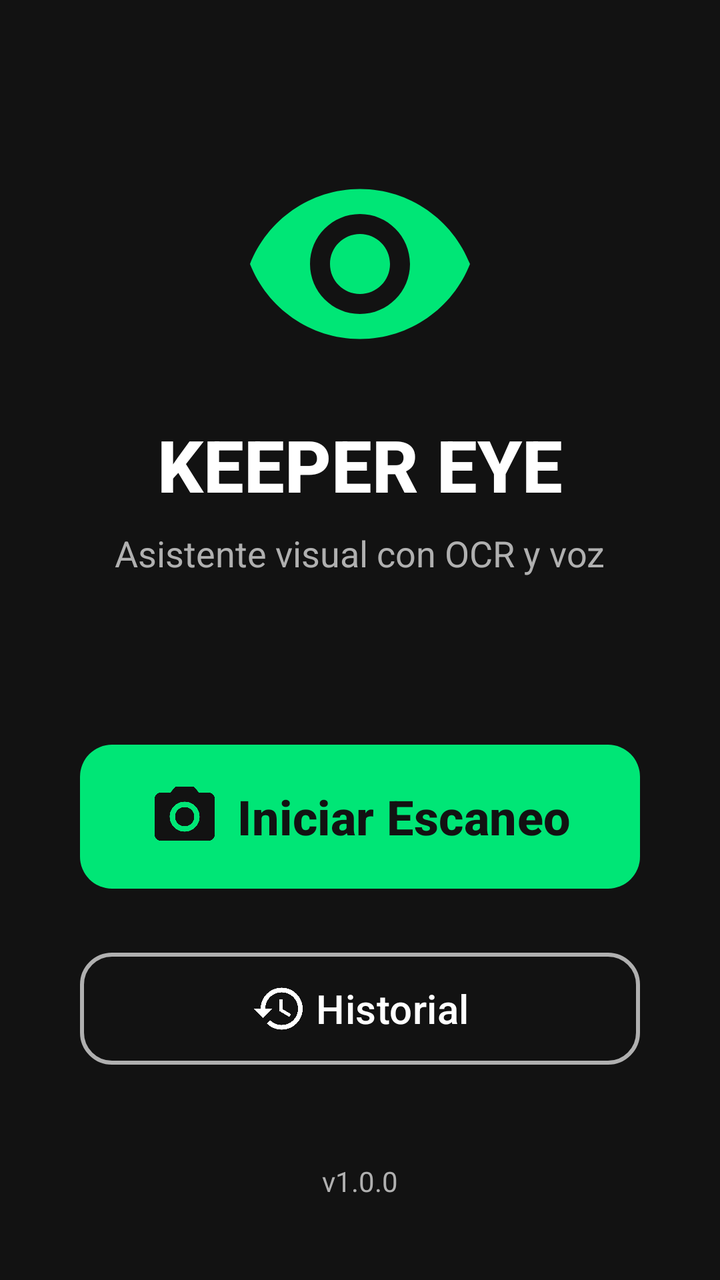
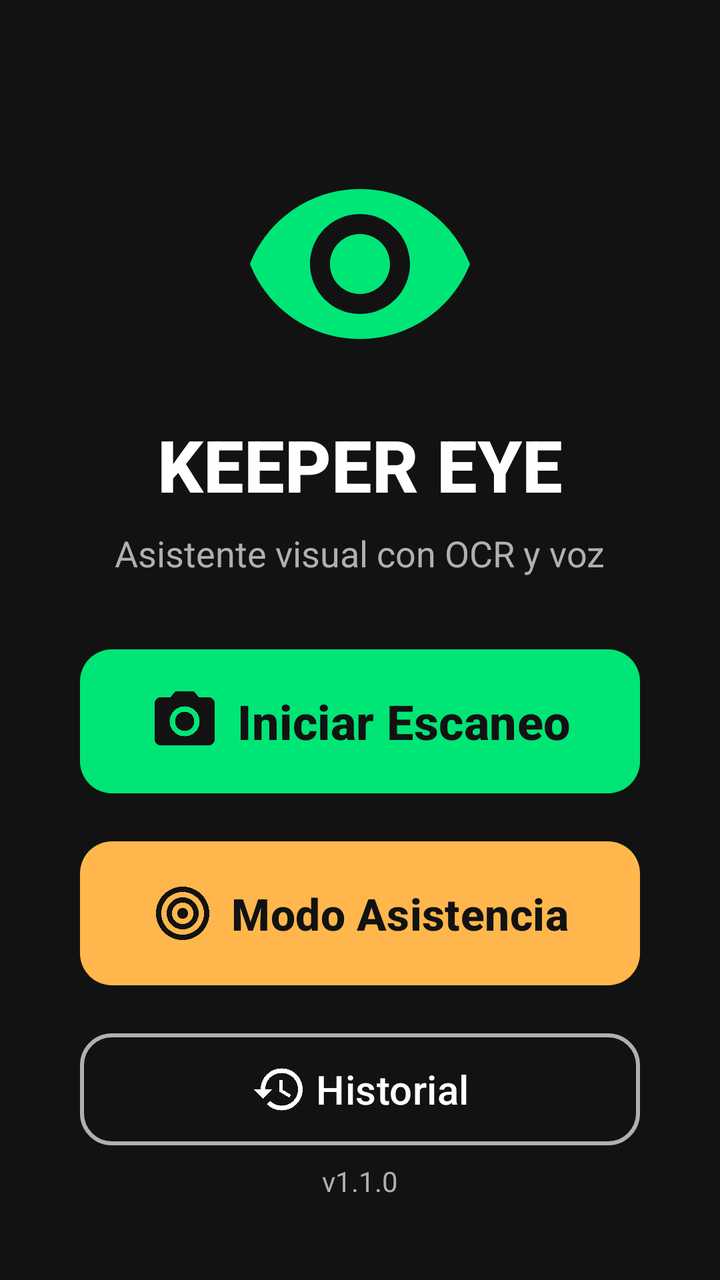

An Android layout rendered at two revisions. The XML below is the earlier revision; the diff shows what the commit changed to produce the second picture.
<!-- AndroidManifest.xml: application theme Theme.KeeperEye -->
<!-- res/layout/activity_main.xml -->
<?xml version="1.0" encoding="utf-8"?>
<androidx.constraintlayout.widget.ConstraintLayout xmlns:android="http://schemas.android.com/apk/res/android"
    xmlns:app="http://schemas.android.com/apk/res-auto"
    xmlns:tools="http://schemas.android.com/tools"
    android:layout_width="match_parent"
    android:layout_height="match_parent"
    android:background="@color/background_dark"
    android:padding="24dp"
    tools:context=".MainActivity">

    <ImageView
        android:id="@+id/ivLogo"
        android:layout_width="120dp"
        android:layout_height="120dp"
        android:layout_marginTop="48dp"
        android:contentDescription="@string/app_logo_description"
        android:src="@drawable/ic_eye"
        app:layout_constraintEnd_toEndOf="parent"
        app:layout_constraintStart_toStartOf="parent"
        app:layout_constraintTop_toTopOf="parent"
        app:tint="@color/accent_green" />

    <TextView
        android:id="@+id/tvTitle"
        android:layout_width="wrap_content"
        android:layout_height="wrap_content"
        android:layout_marginTop="16dp"
        android:text="@string/app_name"
        android:textColor="@color/text_primary"
        android:textSize="36sp"
        android:textStyle="bold"
        android:fontFamily="sans-serif-medium"
        app:layout_constraintEnd_toEndOf="parent"
        app:layout_constraintStart_toStartOf="parent"
        app:layout_constraintTop_toBottomOf="@id/ivLogo" />

    <TextView
        android:id="@+id/tvSubtitle"
        android:layout_width="wrap_content"
        android:layout_height="wrap_content"
        android:layout_marginTop="8dp"
        android:text="@string/app_subtitle"
        android:textColor="@color/text_secondary"
        android:textSize="18sp"
        android:textAlignment="center"
        app:layout_constraintEnd_toEndOf="parent"
        app:layout_constraintStart_toStartOf="parent"
        app:layout_constraintTop_toBottomOf="@id/tvTitle" />

    <com.google.android.material.button.MaterialButton
        android:id="@+id/btnStartScan"
        android:layout_width="0dp"
        android:layout_height="80dp"
        android:layout_marginHorizontal="16dp"
        android:text="@string/start_scan"
        android:textColor="@color/background_dark"
        android:textSize="24sp"
        android:textStyle="bold"
        android:fontFamily="sans-serif-medium"
        app:backgroundTint="@color/accent_green"
        app:cornerRadius="16dp"
        app:icon="@drawable/ic_camera"
        app:iconGravity="textStart"
        app:iconSize="36dp"
        app:iconTint="@color/background_dark"
        app:layout_constraintBottom_toTopOf="@id/btnHistory"
        app:layout_constraintEnd_toEndOf="parent"
        app:layout_constraintStart_toStartOf="parent"
        app:layout_constraintTop_toBottomOf="@id/tvSubtitle"
        app:layout_constraintVertical_chainStyle="packed"
        app:layout_constraintVertical_bias="0.5" />

    <com.google.android.material.button.MaterialButton
        android:id="@+id/btnHistory"
        style="@style/Widget.Material3.Button.OutlinedButton"
        android:layout_width="0dp"
        android:layout_height="64dp"
        android:layout_marginHorizontal="16dp"
        android:layout_marginTop="24dp"
        android:text="@string/history"
        android:textColor="@color/text_primary"
        android:textSize="20sp"
        app:cornerRadius="16dp"
        app:icon="@drawable/ic_history"
        app:iconGravity="textStart"
        app:iconSize="28dp"
        app:iconTint="@color/text_primary"
        app:strokeColor="@color/text_secondary"
        app:strokeWidth="2dp"
        app:layout_constraintBottom_toBottomOf="parent"
        app:layout_constraintEnd_toEndOf="parent"
        app:layout_constraintStart_toStartOf="parent"
        app:layout_constraintTop_toBottomOf="@id/btnStartScan"
        app:layout_constraintVertical_bias="0.3" />

    <TextView
        android:id="@+id/tvVersion"
        android:layout_width="wrap_content"
        android:layout_height="wrap_content"
        android:layout_marginBottom="16dp"
        android:text="@string/version"
        android:textColor="@color/text_secondary"
        android:textSize="14sp"
        app:layout_constraintBottom_toBottomOf="parent"
        app:layout_constraintEnd_toEndOf="parent"
        app:layout_constraintStart_toStartOf="parent" />

</androidx.constraintlayout.widget.ConstraintLayout>
<!-- resources referenced by this layout -->
<resources>
  <color name="accent_green">#FF00E676</color>
  <color name="background_dark">#FF121212</color>
  <color name="text_primary">#FFFFFFFF</color>
  <color name="text_secondary">#FFB0B0B0</color>
  <!-- drawable ic_camera (drawable) -->
  <?xml version="1.0" encoding="utf-8"?>
  <vector xmlns:android="http://schemas.android.com/apk/res/android"
      android:width="24dp"
      android:height="24dp"
      android:viewportWidth="24"
      android:viewportHeight="24">
      <path
          android:fillColor="#FFFFFFFF"
          android:pathData="M12,15.2a3.2,3.2 0,1 0,0 -6.4,3.2 3.2,0 0,0 0,6.4zM9,2L7.17,4H4c-1.1,0 -2,0.9 -2,2v12c0,1.1 0.9,2 2,2h16c1.1,0 2,-0.9 2,-2V6c0,-1.1 -0.9,-2 -2,-2h-3.17L15,2H9zm3,15c-2.76,0 -5,-2.24 -5,-5s2.24,-5 5,-5 5,2.24 5,5 -2.24,5 -5,5z" />
  </vector>
  <!-- drawable ic_eye (drawable) -->
  <?xml version="1.0" encoding="utf-8"?>
  <vector xmlns:android="http://schemas.android.com/apk/res/android"
      android:width="24dp"
      android:height="24dp"
      android:viewportWidth="24"
      android:viewportHeight="24">
      <path
          android:fillColor="#FFFFFFFF"
          android:pathData="M12,4.5C7,4.5 2.73,7.61 1,12c1.73,4.39 6,7.5 11,7.5s9.27,-3.11 11,-7.5c-1.73,-4.39 -6,-7.5 -11,-7.5zM12,17c-2.76,0 -5,-2.24 -5,-5s2.24,-5 5,-5 5,2.24 5,5 -2.24,5 -5,5zM12,9c-1.66,0 -3,1.34 -3,3s1.34,3 3,3 3,-1.34 3,-3 -1.34,-3 -3,-3z" />
  </vector>
  <!-- drawable ic_history (drawable) -->
  <?xml version="1.0" encoding="utf-8"?>
  <vector xmlns:android="http://schemas.android.com/apk/res/android"
      android:width="24dp"
      android:height="24dp"
      android:viewportWidth="24"
      android:viewportHeight="24">
      <path
          android:fillColor="#FFFFFFFF"
          android:pathData="M13,3a9,9 0,0 0,-9 9H1l3.89,3.89 0.07,0.14L9,12H6c0,-3.87 3.13,-7 7,-7s7,3.13 7,7 -3.13,7 -7,7c-1.93,0 -3.68,-0.79 -4.94,-2.06l-1.42,1.42A8.954,8.954 0,0 0,13 21a9,9 0,0 0,0 -18zM12,8v5l4.28,2.54 0.72,-1.21 -3.5,-2.08V8H12z" />
  </vector>
  <string name="app_logo_description">Logo de KEEPER EYE</string>
  <string name="app_name">KEEPER EYE</string>
  <string name="app_subtitle">Asistente visual con OCR y voz</string>
  <string name="history">Historial</string>
  <string name="start_scan">Iniciar Escaneo</string>
  <string name="version">v1.0.0</string>
  <style name="Theme.KeeperEye" parent="Theme.Material3.Dark.NoActionBar">
          <item name="colorPrimary">@color/accent_green</item>
          <item name="colorPrimaryDark">@color/accent_green_dark</item>
          <item name="colorAccent">@color/accent_green</item>
          <item name="android:windowBackground">@color/background_dark</item>
          <item name="android:statusBarColor">@color/background_dark</item>
          <item name="android:navigationBarColor">@color/background_dark</item>
          <item name="colorOnPrimary">@color/background_dark</item>
          <item name="colorSecondary">@color/accent_green</item>
          <item name="colorOnSecondary">@color/background_dark</item>
          <item name="colorSurface">@color/panel_dark</item>
          <item name="colorOnSurface">@color/text_primary</item>
      </style>
  <color name="accent_green_dark">#FF00C853</color>
  <color name="panel_dark">#FF1E1E1E</color>
</resources>

<!-- the commit's change to res/layout/activity_main.xml (unified diff, before → after) -->
@@ -63,12 +63,34 @@
         app:iconGravity="textStart"
         app:iconSize="36dp"
         app:iconTint="@color/background_dark"
-        app:layout_constraintBottom_toTopOf="@id/btnHistory"
+        app:layout_constraintBottom_toTopOf="@id/btnAssistMode"
         app:layout_constraintEnd_toEndOf="parent"
         app:layout_constraintStart_toStartOf="parent"
         app:layout_constraintTop_toBottomOf="@id/tvSubtitle"
         app:layout_constraintVertical_chainStyle="packed"
-        app:layout_constraintVertical_bias="0.5" />
+        app:layout_constraintVertical_bias="0.45" />
+
+    <com.google.android.material.button.MaterialButton
+        android:id="@+id/btnAssistMode"
+        android:layout_width="0dp"
+        android:layout_height="80dp"
+        android:layout_marginHorizontal="16dp"
+        android:layout_marginTop="16dp"
+        android:text="@string/assist_mode"
+        android:textColor="@color/background_dark"
+        android:textSize="22sp"
+        android:textStyle="bold"
+        android:fontFamily="sans-serif-medium"
+        app:backgroundTint="@color/accent_orange"
+        app:cornerRadius="16dp"
+        app:icon="@drawable/ic_assist"
+        app:iconGravity="textStart"
+        app:iconSize="32dp"
+        app:iconTint="@color/background_dark"
+        app:layout_constraintBottom_toTopOf="@id/btnHistory"
+        app:layout_constraintEnd_toEndOf="parent"
+        app:layout_constraintStart_toStartOf="parent"
+        app:layout_constraintTop_toBottomOf="@id/btnStartScan" />
 
     <com.google.android.material.button.MaterialButton
         android:id="@+id/btnHistory"
@@ -76,7 +98,7 @@
         android:layout_width="0dp"
         android:layout_height="64dp"
         android:layout_marginHorizontal="16dp"
-        android:layout_marginTop="24dp"
+        android:layout_marginTop="16dp"
         android:text="@string/history"
         android:textColor="@color/text_primary"
         android:textSize="20sp"
@@ -90,7 +112,7 @@
         app:layout_constraintBottom_toBottomOf="parent"
         app:layout_constraintEnd_toEndOf="parent"
         app:layout_constraintStart_toStartOf="parent"
-        app:layout_constraintTop_toBottomOf="@id/btnStartScan"
+        app:layout_constraintTop_toBottomOf="@id/btnAssistMode"
         app:layout_constraintVertical_bias="0.3" />
 
     <TextView
<!-- resource entries referenced after the edit -->
@@ -1,9 +1,21 @@
 <!-- resources referenced by this layout -->
 <resources>
   <color name="accent_green">#FF00E676</color>
+  <color name="accent_orange">#FFFFB74D</color>
   <color name="background_dark">#FF121212</color>
   <color name="text_primary">#FFFFFFFF</color>
   <color name="text_secondary">#FFB0B0B0</color>
+  <!-- drawable ic_assist (drawable) -->
+  <?xml version="1.0" encoding="utf-8"?>
+  <vector xmlns:android="http://schemas.android.com/apk/res/android"
+      android:width="24dp"
+      android:height="24dp"
+      android:viewportWidth="24"
+      android:viewportHeight="24">
+      <path
+          android:fillColor="#FFFFFFFF"
+          android:pathData="M12,2C6.48,2 2,6.48 2,12s4.48,10 10,10 10,-4.48 10,-10S17.52,2 12,2zM12,20c-4.41,0 -8,-3.59 -8,-8s3.59,-8 8,-8 8,3.59 8,8 -3.59,8 -8,8zM12,6c-3.31,0 -6,2.69 -6,6s2.69,6 6,6 6,-2.69 6,-6 -2.69,-6 -6,-6zM12,16c-2.21,0 -4,-1.79 -4,-4s1.79,-4 4,-4 4,1.79 4,4 -1.79,4 -4,4zM12,10c-1.1,0 -2,0.9 -2,2s0.9,2 2,2 2,-0.9 2,-2 -0.9,-2 -2,-2z" />
+  </vector>
   <!-- drawable ic_camera (drawable) -->
   <?xml version="1.0" encoding="utf-8"?>
   <vector xmlns:android="http://schemas.android.com/apk/res/android"
@@ -40,9 +52,10 @@
   <string name="app_logo_description">Logo de KEEPER EYE</string>
   <string name="app_name">KEEPER EYE</string>
   <string name="app_subtitle">Asistente visual con OCR y voz</string>
+  <string name="assist_mode">Modo Asistencia</string>
   <string name="history">Historial</string>
   <string name="start_scan">Iniciar Escaneo</string>
-  <string name="version">v1.0.0</string>
+  <string name="version">v1.1.0</string>
   <style name="Theme.KeeperEye" parent="Theme.Material3.Dark.NoActionBar">
           <item name="colorPrimary">@color/accent_green</item>
           <item name="colorPrimaryDark">@color/accent_green_dark</item>
